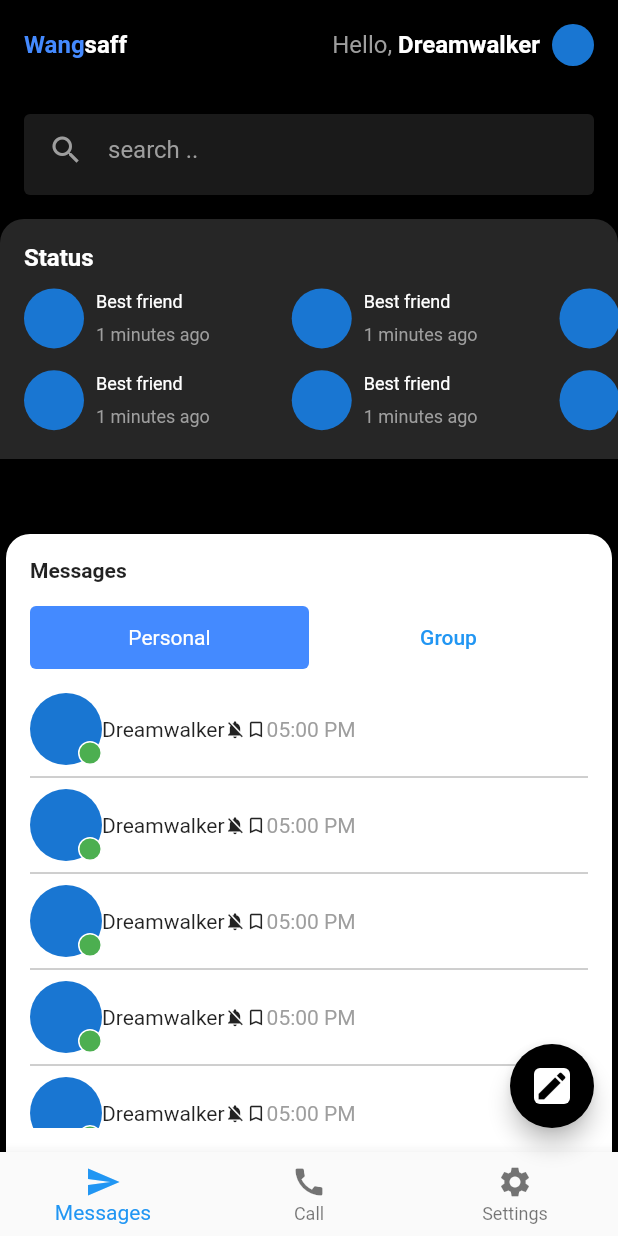
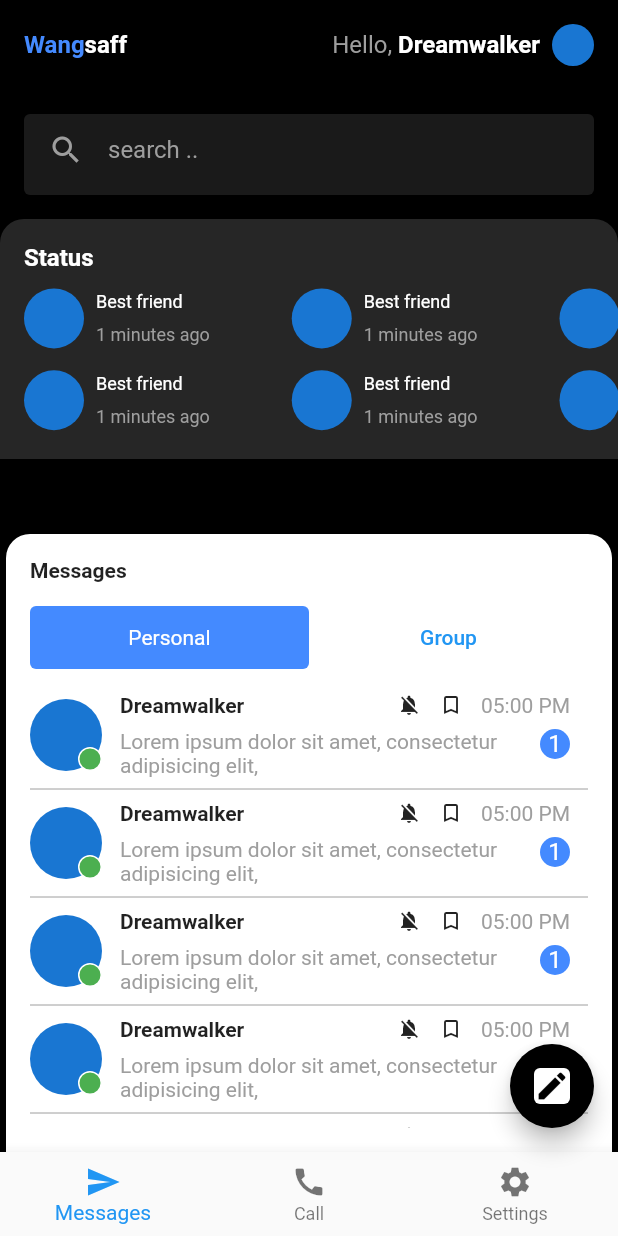
Before and after one commit to JAICHANGPARK/flutter_notebook_19th_story, a Flutter app: the screen it shows after launch, on a phone screen of 412 x 824 dp. Run offline on Flutter 3.47's test engine with Material 2 defaults, Android fonts, the phone set to English and light mode, and no system bars; our stand-ins replace cached_network_image, countup, fl_chart, flutter_riverpod, freezed_annotation, smooth_page_indicator and 1 more.

Commit message:
Update mobile_chat_home_page.dart

```diff
--- a/lib/ep1124_mobile_chat_app/src/ui/mobile_chat_home_page.dart
+++ b/lib/ep1124_mobile_chat_app/src/ui/mobile_chat_home_page.dart
@@ -233,6 +233,7 @@ class _MobileChatHomePageState extends State<MobileChatHomePage> {
                     ),
                     Expanded(
                       child: ListView.separated(
+                        itemCount: 8,
                         separatorBuilder: (context, _) => const Divider(
                           color: Colors.grey,
                         ),
@@ -244,12 +245,12 @@ class _MobileChatHomePageState extends State<MobileChatHomePage> {
                                 width: 48,
                                 child: Stack(
                                   children: [
-                                    Positioned(
+                                    const Positioned(
                                       left: 0,
                                       top: 0,
                                       right: 0,
                                       bottom: 0,
-                                      child: CircleAvatar(),
+                                      child: const CircleAvatar(),
                                     ),
                                     Positioned(
                                       right: 0,
@@ -266,18 +267,33 @@ class _MobileChatHomePageState extends State<MobileChatHomePage> {
                                   ],
                                 ),
                               ),
-                              Column(
+                              Expanded(
+                                child: Padding(
+                                  padding: const EdgeInsets.symmetric(horizontal: 12),
+                                  child: Column(
                                     children: [
                                       Row(
-                                    children: [
-                                      Text("Dreamwalker"),
+                                        children: const [
+                                          Text(
+                                            "Dreamwalker",
+                                            style: TextStyle(
+                                              fontWeight: FontWeight.bold,
+                                            ),
+                                          ),
+                                          Spacer(),
                                           Icon(
                                             Icons.notifications_off,
-                                        size: 14,
+                                            size: 16,
+                                          ),
+                                          SizedBox(
+                                            width: 12,
                                           ),
                                           Icon(
                                             Icons.bookmark_border,
-                                        size: 14,
+                                            size: 16,
+                                          ),
+                                          SizedBox(
+                                            width: 12,
                                           ),
                                           Text(
                                             "05:00 PM",
@@ -286,13 +302,37 @@ class _MobileChatHomePageState extends State<MobileChatHomePage> {
                                             ),
                                           )
                                         ],
+                                      ),
+                                      const SizedBox(
+                                        height: 8,
+                                      ),
+                                      Row(
+                                        crossAxisAlignment: CrossAxisAlignment.start,
+                                        children: const [
+                                          Expanded(
+                                            child: Text(
+                                              "Lorem ipsum dolor sit amet, consectetur adipisicing elit,",
+                                              style: TextStyle(
+                                                color: Colors.grey,
+                                              ),
+                                            ),
+                                          ),
+                                          SizedBox(width: 16,),
+                                          CircleAvatar(
+                                            radius: 10,
+                                            backgroundColor: Colors.blueAccent,
+                                            child: Text("1"),
+                                            foregroundColor: Colors.white,
                                           )
                                         ],
                                       )
                                     ],
+                                  ),
+                                ),
+                              ),
+                            ],
                           );
                         },
-                        itemCount: 8,
                       ),
                     ),
                   ],
```
Lines whose indentation alone changed are shown as unchanged.
